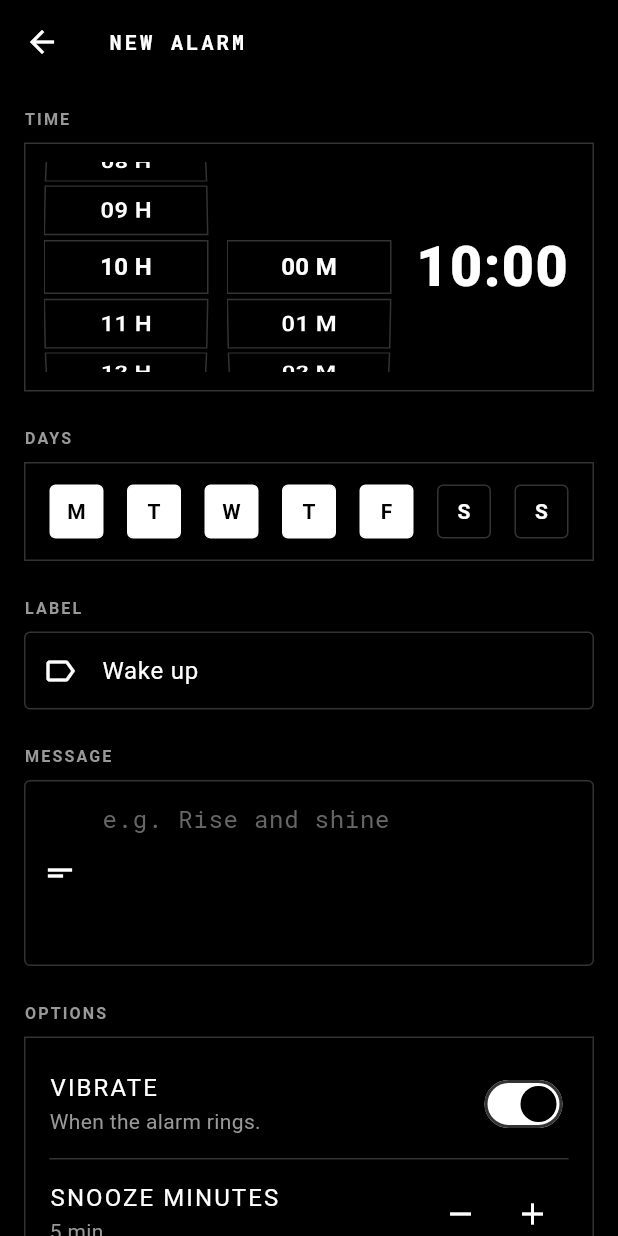
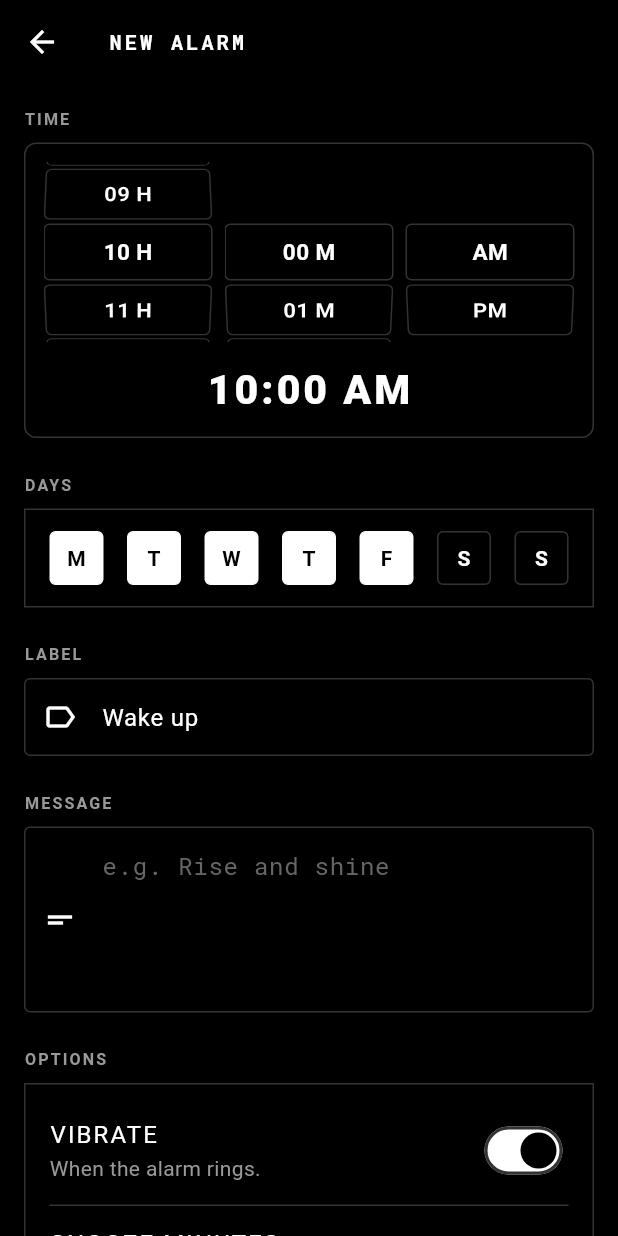
Before and after one commit to Cyrusbye720/sync, a Flutter app: the AlarmFormScreen screen opened directly with empty values, on a phone screen of 412 x 824 dp. Run offline on Flutter 3.47's test engine with Material 3 defaults, Android fonts, the phone set to English and light mode, and no system bars; our stand-ins replace battery_plus, firebase_core, firebase_messaging, flutter_local_notifications, flutter_riverpod, flutter_screenutil and 6 more; missing offline and left inert: alarm; accounts and stored records are empty; network calls fail; Roboto replaces fonts that are missing (RobotoMono); statements that could not run were skipped.

Commit message:
Fix alarms RLS policy, redesign time picker wheel to 12-hour AM/PM format, add announcement banner, and play alarm audio chime on incoming nudge overlay

```diff
--- a/lib/widgets/time_picker_field.dart
+++ b/lib/widgets/time_picker_field.dart
@@ -4,11 +4,7 @@ import 'package:intl/intl.dart';
 
 import '../theme/app_theme.dart';
 
-/// Custom monochrome time picker used inside the alarm form.
-///
-/// Instead of dropping back to the platform picker we render two
-/// vertical wheels (hour + minute). The wheels are styled in pure
-/// black-and-white and use a deterministic tick generator.
+/// Smooth 12-hour (1..12 + AM/PM) time picker used inside the alarm form.
 class TimePickerField extends StatefulWidget {
   const TimePickerField({
     super.key,
@@ -17,8 +13,8 @@ class TimePickerField extends StatefulWidget {
     required this.onChanged,
   });
 
-  final int hour;
-  final int minute;
+  final int hour; // 0..23
+  final int minute; // 0..59
   final void Function(int hour, int minute) onChanged;
 
   @override
@@ -28,86 +24,110 @@ class TimePickerField extends StatefulWidget {
 class _TimePickerFieldState extends State<TimePickerField> {
   late FixedExtentScrollController _hourCtl;
   late FixedExtentScrollController _minuteCtl;
+  late FixedExtentScrollController _ampmCtl;
+
+  int get _hour12 {
+    final h = widget.hour % 12;
+    return h == 0 ? 12 : h;
+  }
+
+  bool get _isPm => widget.hour >= 12;
 
   @override
   void initState() {
     super.initState();
-    _hourCtl = FixedExtentScrollController(initialItem: widget.hour);
-    _minuteCtl = FixedExtentScrollController(
-      initialItem: widget.minute,
-    );
+    _hourCtl = FixedExtentScrollController(initialItem: _hour12 - 1);
+    _minuteCtl = FixedExtentScrollController(initialItem: widget.minute);
+    _ampmCtl = FixedExtentScrollController(initialItem: _isPm ? 1 : 0);
   }
 
   @override
   void didUpdateWidget(covariant TimePickerField old) {
     super.didUpdateWidget(old);
     if (old.hour != widget.hour) {
-      _hourCtl.jumpToItem(widget.hour);
+      _hourCtl.jumpToItem(_hour12 - 1);
+      _ampmCtl.jumpToItem(_isPm ? 1 : 0);
     }
     if (old.minute != widget.minute) {
       _minuteCtl.jumpToItem(widget.minute);
     }
   }
 
+  void _notify(int h12, int m, bool isPm) {
+    final norm12 = h12 == 12 ? 0 : h12;
+    final h24 = isPm ? (norm12 + 12) : norm12;
+    widget.onChanged(h24, m);
+  }
+
   @override
   Widget build(BuildContext context) {
-    final formatted = DateFormat('HH:mm').format(
+    final formatted = DateFormat('hh:mm a').format(
       DateTime(2024, 1, 1, widget.hour, widget.minute),
     );
 
     return Container(
       padding: const EdgeInsets.all(12),
-      decoration: const BoxDecoration(
+      decoration: BoxDecoration(
         color: AppColors.black,
-        border: Border(
-          top: BorderSide(color: AppColors.border, width: 1),
-          bottom: BorderSide(color: AppColors.border, width: 1),
-          left: BorderSide(color: AppColors.border, width: 1),
-          right: BorderSide(color: AppColors.border, width: 1),
+        border: Border.all(color: AppColors.border, width: 1),
+        borderRadius: BorderRadius.circular(8),
       ),
-      ),
-      child: Row(
+      child: Column(
         children: [
+          Row(
+            children: [
+              // 12-Hour Wheel (1..12)
               Expanded(
                 child: SizedBox(
-              height: 140,
+                  height: 120,
                   child: _Wheel(
                     controller: _hourCtl,
-                max: 24,
-                format: (v) => v.toString().padLeft(2, '0'),
+                    max: 12,
+                    format: (v) => (v + 1).toString().padLeft(2, '0'),
                     label: 'H',
-                onChanged: (v) =>
-                    widget.onChanged(v, widget.minute),
+                    onChanged: (idx) => _notify(idx + 1, widget.minute, _isPm),
                   ),
                 ),
               ),
-          const SizedBox(width: 12),
+              const SizedBox(width: 8),
+              // Minute Wheel (0..59)
               Expanded(
                 child: SizedBox(
-              height: 140,
+                  height: 120,
                   child: _Wheel(
                     controller: _minuteCtl,
                     max: 60,
                     format: (v) => v.toString().padLeft(2, '0'),
                     label: 'M',
-                onChanged: (v) =>
-                    widget.onChanged(widget.hour, v),
+                    onChanged: (m) => _notify(_hour12, m, _isPm),
                   ),
                 ),
               ),
-          const SizedBox(width: 12),
+              const SizedBox(width: 8),
+              // AM / PM Wheel
               Expanded(
-            child: Center(
-              child: Text(
-                formatted,
+                child: SizedBox(
+                  height: 120,
+                  child: _Wheel(
+                    controller: _ampmCtl,
+                    max: 2,
+                    format: (v) => v == 0 ? 'AM' : 'PM',
+                    label: '',
+                    onChanged: (idx) => _notify(_hour12, widget.minute, idx == 1),
+                  ),
+                ),
+              ),
+            ],
+          ),
+          const SizedBox(height: 12),
+          Text(
+            formatted.toUpperCase(),
             style: TextStyle(
               color: AppColors.white,
               fontFamily: 'RobotoMono',
               fontWeight: FontWeight.w800,
-                  fontSize: 38.sp,
-                  letterSpacing: 1.0,
-                ),
-              ),
+              fontSize: 28.sp,
+              letterSpacing: 2.0,
             ),
           ),
         ],
@@ -135,26 +155,29 @@ class _Wheel extends StatelessWidget {
   Widget build(BuildContext context) {
     return ListWheelScrollView.useDelegate(
       controller: controller,
-      itemExtent: 36,
-      perspective: 0.001,
-      diameterRatio: 1.6,
+      itemExtent: 38,
+      perspective: 0.002,
+      diameterRatio: 1.8,
       physics: const FixedExtentScrollPhysics(),
       onSelectedItemChanged: onChanged,
       childDelegate: ListWheelChildBuilderDelegate(
         builder: (context, index) {
           if (index < 0 || index >= max) return const SizedBox.shrink();
+          final text = label.isEmpty ? format(index) : '${format(index)} $label';
           return Container(
             alignment: Alignment.center,
             decoration: BoxDecoration(
+              color: AppColors.black,
               border: Border.all(color: AppColors.border, width: 1),
+              borderRadius: BorderRadius.circular(4),
             ),
             child: Text(
-              '${format(index)} $label',
+              text,
               style: const TextStyle(
                 color: AppColors.white,
                 fontFamily: 'RobotoMono',
                 fontWeight: FontWeight.w700,
-                fontSize: 16,
+                fontSize: 15,
               ),
             ),
           );
```
Also changed, not shown: lib/screens/home_screen.dart (+57 -1 lines), lib/screens/incoming_nudge_screen.dart (+48 -6 lines), 1 other file. Lines whose indentation alone changed are shown as unchanged.
